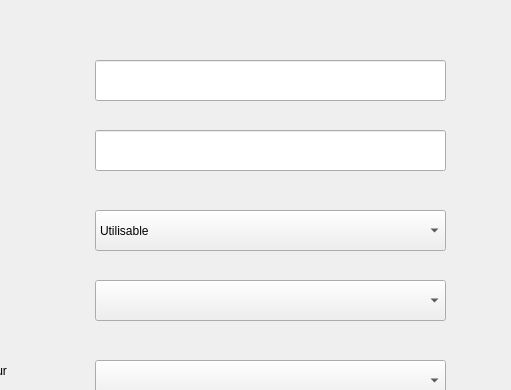
Before: the Qt Designer form forms/insproduct.ui in h471x/SQLite_Inventory_Management, drawn with Qt 5; both pictures show x 125 to 636 and y 0 to 390 of the 636 by 709 pixel window.
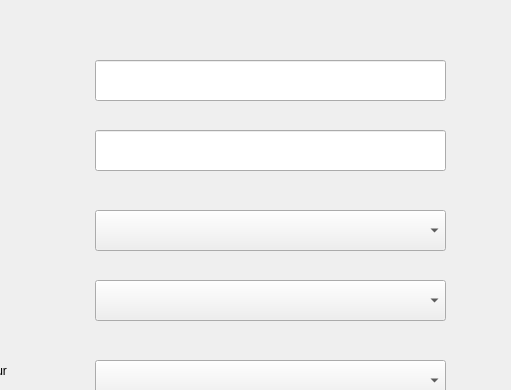
After: the same form once the commit is applied.

Commit message: Removed default value in the combobox

Diff of the .ui file:
```diff
--- a/forms/insproduct.ui
+++ b/forms/insproduct.ui
@@ -143,11 +143,6 @@
      <height>41</height>
     </rect>
    </property>
-   <item>
-    <property name="text">
-     <string>Utilisable</string>
-    </property>
-   </item>
   </widget>
   <widget class="QComboBox" name="categorie">
    <property name="geometry">
```
